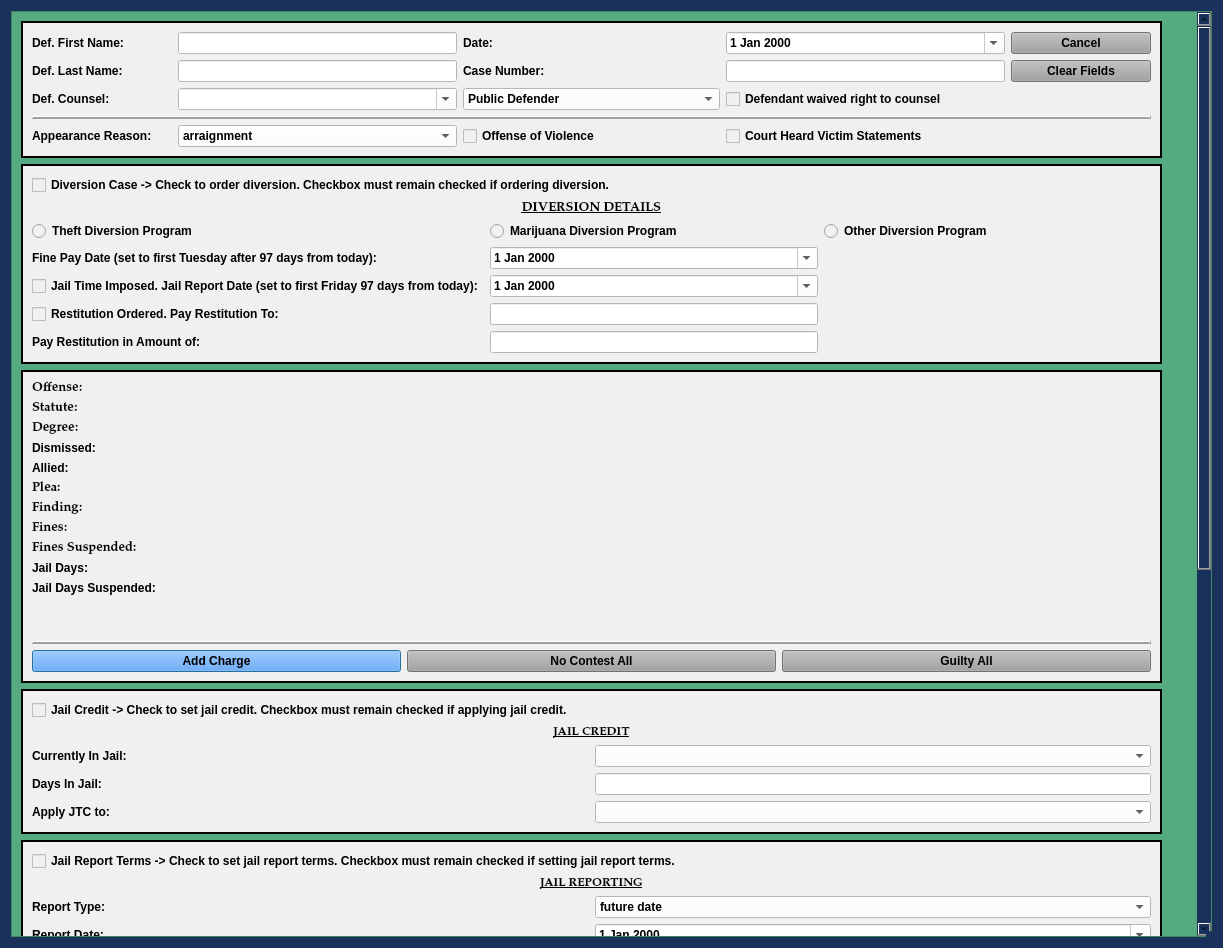
Qt form munientry/views/ui/JailCCPleaDialog.ui (HunterProgram22/MuniEntry) before a commit.
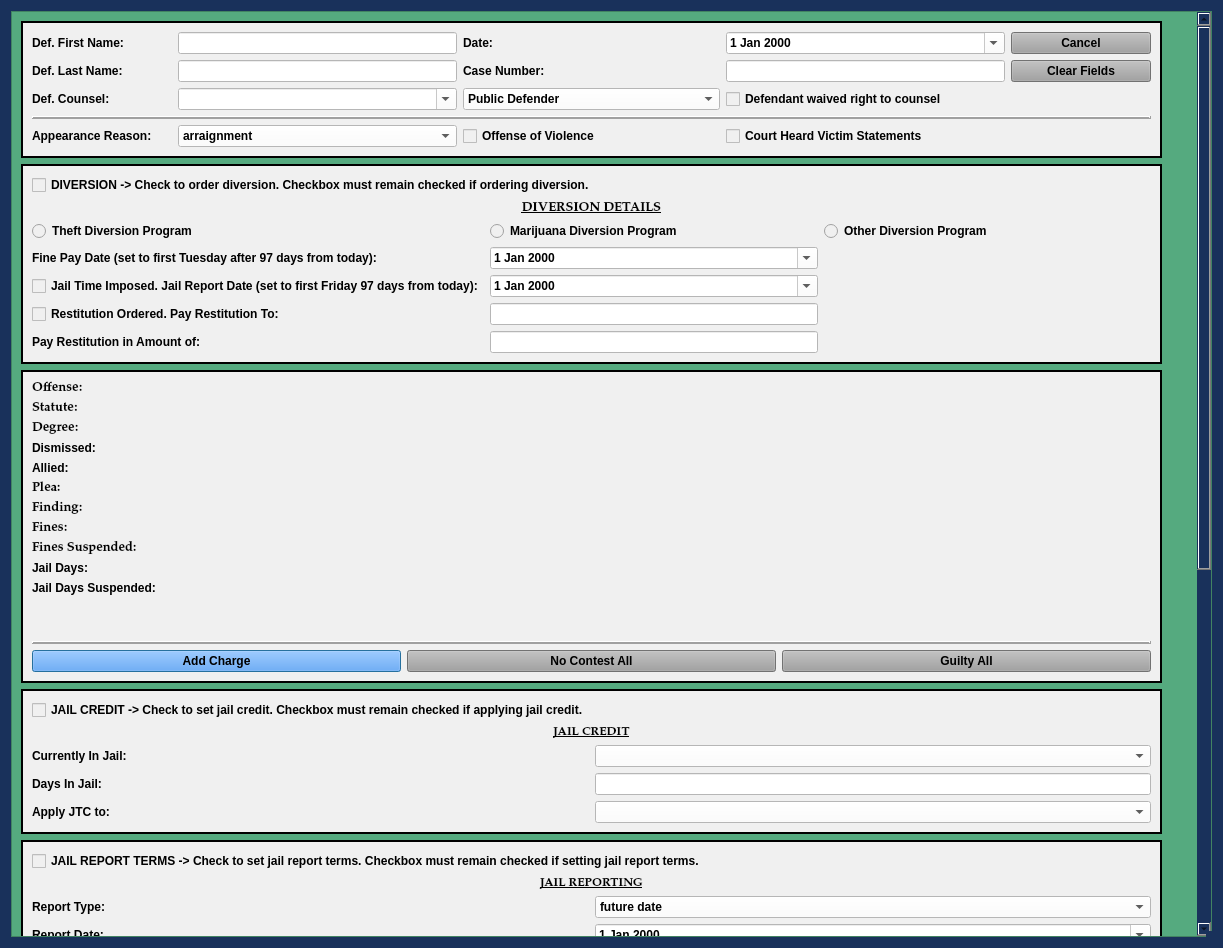
The same form after that commit. Custom widgets are drawn as their Qt base class.

Commit message: Made description for dropdown caps.

```diff
--- a/munientry/views/ui/JailCCPleaDialog.ui
+++ b/munientry/views/ui/JailCCPleaDialog.ui
@@ -170,9 +170,9 @@
       <property name="geometry">
        <rect>
         <x>0</x>
-        <y>-443</y>
+        <y>-372</y>
         <width>1186</width>
-        <height>1636</height>
+        <height>1631</height>
        </rect>
       </property>
       <property name="focusPolicy">
@@ -250,7 +250,7 @@
              </size>
             </property>
             <property name="text">
-             <string>Diversion Case -&gt; Check to order diversion. Checkbox must remain checked if ordering diversion.</string>
+             <string>DIVERSION -&gt; Check to order diversion. Checkbox must remain checked if ordering diversion.</string>
             </property>
            </widget>
           </item>
@@ -1402,7 +1402,7 @@
           <item row="0" column="0" colspan="4">
            <widget class="QCheckBox" name="jail_credit_check_box">
             <property name="text">
-             <string>Jail Credit -&gt; Check to set jail credit. Checkbox must remain checked if applying jail credit.</string>
+             <string>JAIL CREDIT -&gt; Check to set jail credit. Checkbox must remain checked if applying jail credit.</string>
             </property>
            </widget>
           </item>
@@ -1580,7 +1580,7 @@
           <item row="0" column="0" colspan="2">
            <widget class="QCheckBox" name="jail_checkBox">
             <property name="text">
-             <string>Jail Report Terms -&gt; Check to set jail report terms. Checkbox must remain checked if setting jail report terms.</string>
+             <string>JAIL REPORT TERMS -&gt; Check to set jail report terms. Checkbox must remain checked if setting jail report terms.</string>
             </property>
            </widget>
           </item>
```
The commit also changes 1 other file.
